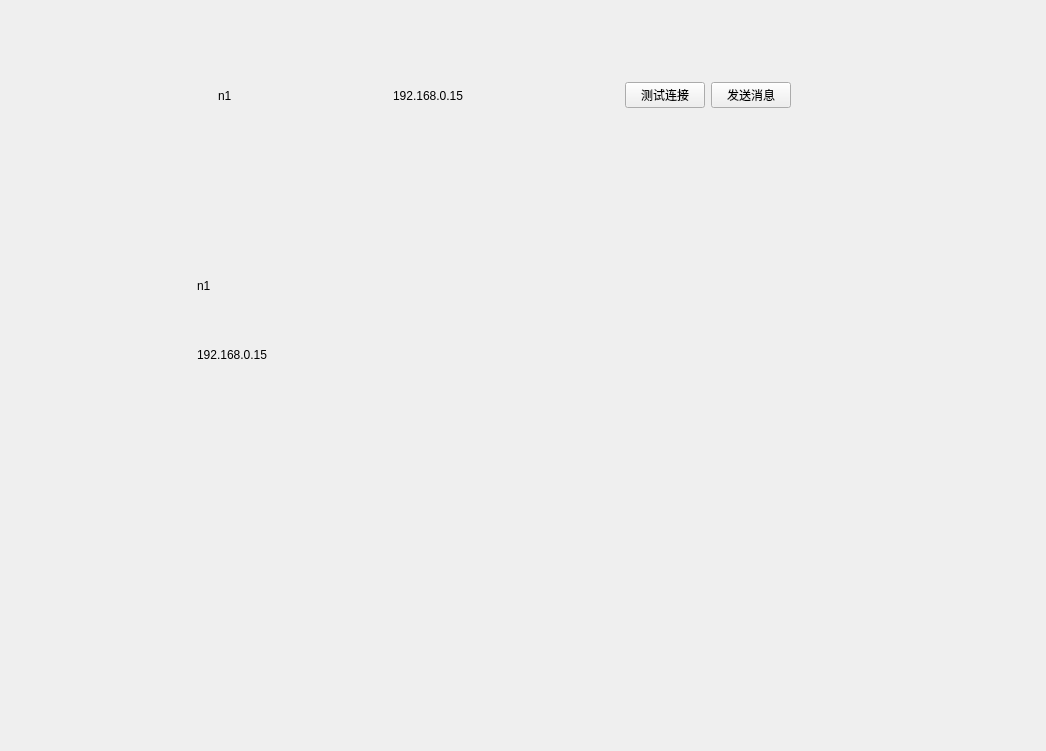
Old version of the form ui/mywidgets.ui in the repository mioyzhang/UI.
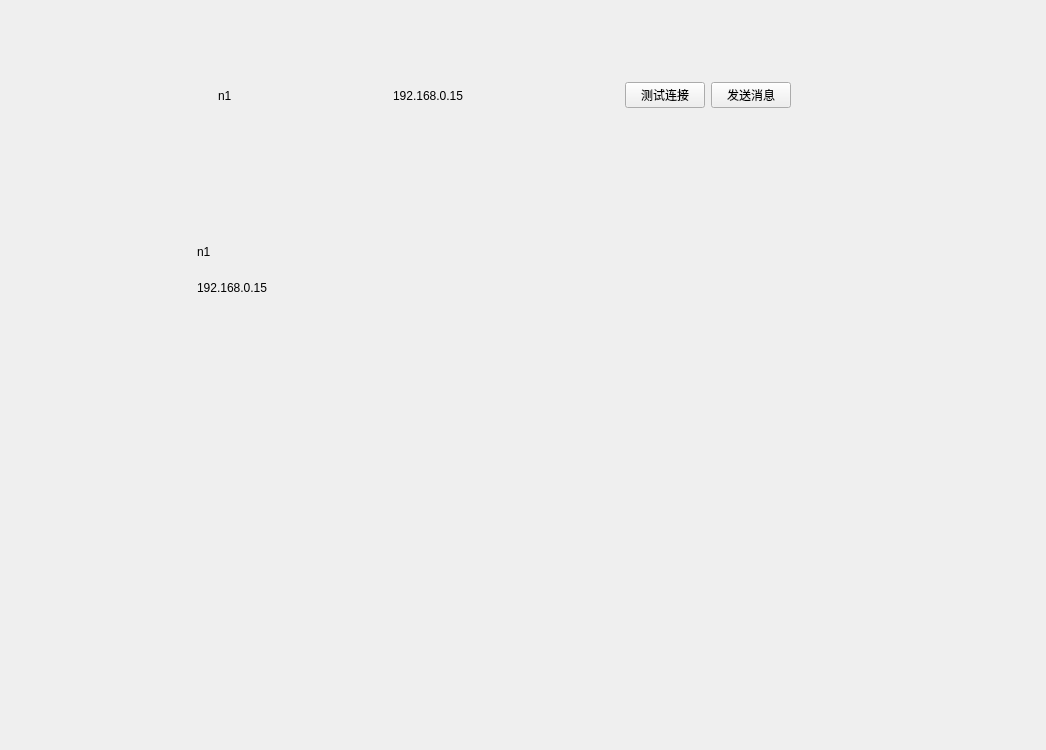
New version of the form. Icons and pictures are not drawn.

```diff
--- a/ui/mywidgets.ui
+++ b/ui/mywidgets.ui
@@ -7,7 +7,7 @@
     <x>0</x>
     <y>0</y>
     <width>1046</width>
-    <height>751</height>
+    <height>750</height>
    </rect>
   </property>
   <property name="sizePolicy">
@@ -142,10 +142,16 @@
     <rect>
      <x>140</x>
      <y>230</y>
-     <width>281</width>
-     <height>181</height>
+     <width>171</width>
+     <height>80</height>
     </rect>
    </property>
+   <property name="sizePolicy">
+    <sizepolicy hsizetype="Preferred" vsizetype="Fixed">
+     <horstretch>0</horstretch>
+     <verstretch>0</verstretch>
+    </sizepolicy>
+   </property>
    <layout class="QHBoxLayout" name="horizontalLayout_3">
     <item>
      <widget class="QLabel" name="label_4">
```
